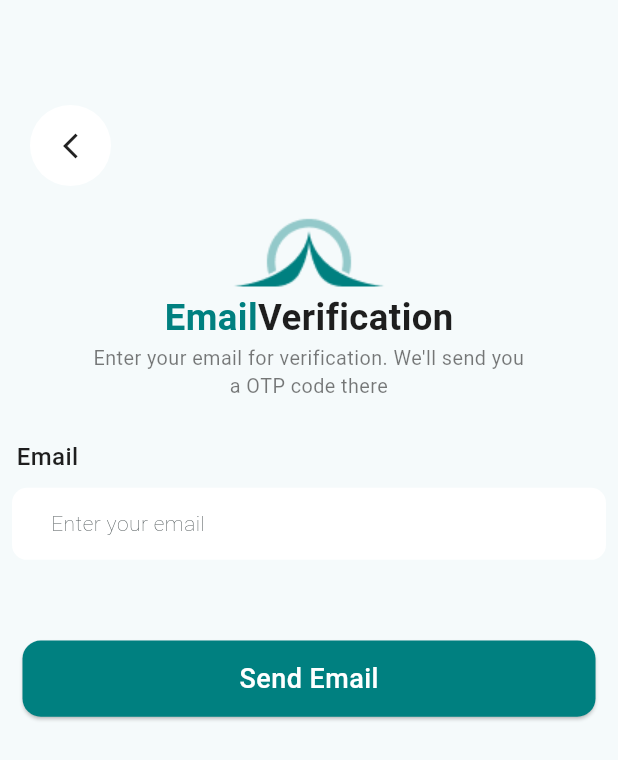
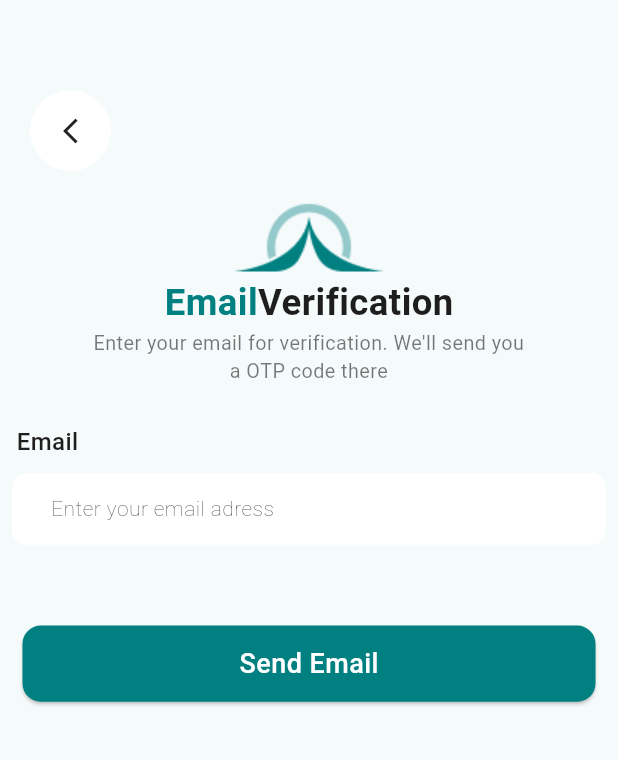
Before and after one commit to monjurelahe/pepperoniiiiiiii, a Flutter app: the VerificationScreen screen opened by its route, on a phone screen of 412 x 824 dp. Shown: the top 760 px of the screen. Run offline on Flutter 3.47's test engine with Material 3 defaults, Android fonts, the phone set to English and light mode, and no system bars; our stand-ins replace flutter_otp_text_field, flutter_screenutil, get; Roboto replaces fonts that are missing (Poppins).

```diff
--- a/lib/features/auth/screen/verification_screen.dart
+++ b/lib/features/auth/screen/verification_screen.dart
@@ -16,7 +16,7 @@ class VerificationScreen extends StatelessWidget {
       body: Stack(
         children: [
           Padding(
-            padding: const EdgeInsetsGeometry.only(top: 50),
+            padding: const EdgeInsetsGeometry.only(top: 40),
             child: Column(
               mainAxisAlignment: MainAxisAlignment.start,
               children: [
@@ -46,7 +46,7 @@ class VerificationScreen extends StatelessWidget {
                   padding: const EdgeInsets.all(8.0),
                   child: CustomTextField(
                     controller: emailController,
-                    hint: 'Enter your email',
+                    hint: 'Enter your email adress',
                     inputType: TextInputType.emailAddress,
                   ),
                 ),
```
Also changed, not shown: lib/features/auth/screen/otp_screen.dart (+15 -12 lines), 1 other file.
